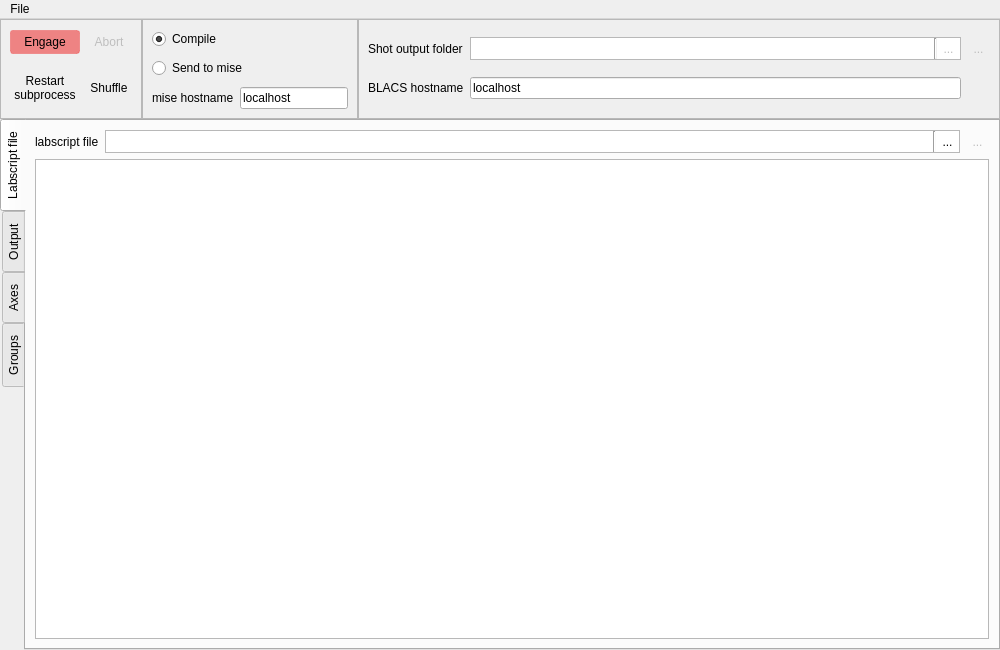
The window that main.ui (labscript-suite-archive-oldfinal1/spielman-runmanager--forked-from--labscript_suite-runmanager) describes before a commit, drawn with Qt 5.
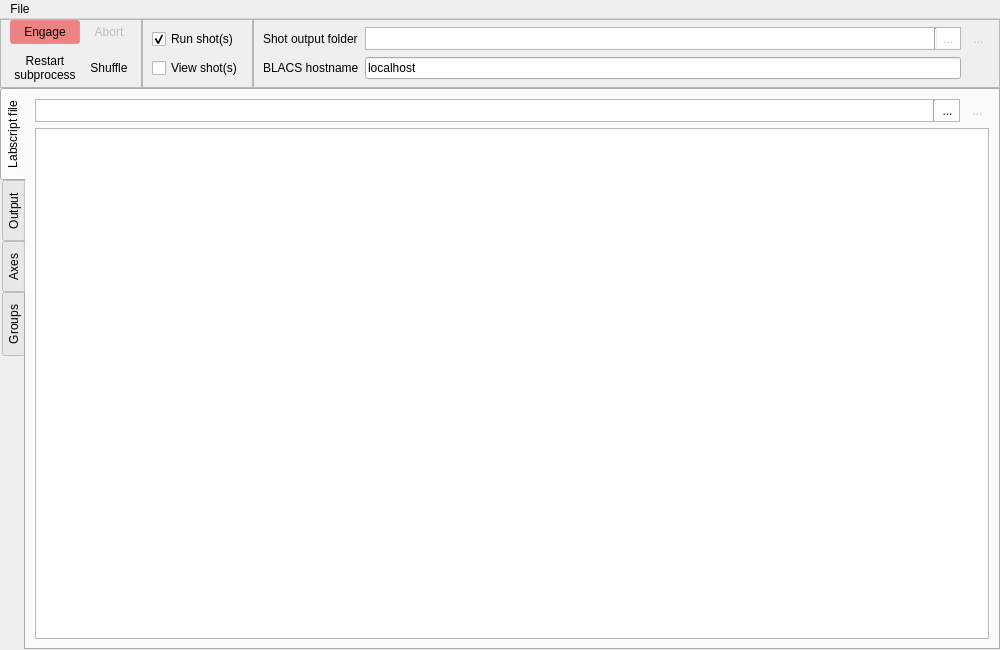
The same window after the commit. The open tabs and pages were chosen to show the change. Icons and pictures are not drawn. Custom widgets are drawn as their Qt base class.

Commit message: Removed all mise functionality.  In preperation for more general access to variable changes.

```diff
--- a/main.ui
+++ b/main.ui
@@ -261,124 +261,26 @@
           <enum>QLayout::SetDefaultConstraint</enum>
          </property>
          <item>
-          <layout class="QVBoxLayout" name="verticalLayout_3">
-           <item>
-            <widget class="QRadioButton" name="radioButton_compile">
-             <property name="toolTip">
-              <string>Compile shots for the currently described parameter space.</string>
-             </property>
-             <property name="text">
-              <string>Compile</string>
-             </property>
-             <property name="checked">
-              <bool>true</bool>
-             </property>
-            </widget>
-           </item>
-           <item>
-            <widget class="QRadioButton" name="radioButton_send_to_mise">
-             <property name="toolTip">
-              <string>Send a description of the parameter space to mise, which will compile shots itself.</string>
-             </property>
-             <property name="text">
-              <string>Send to mise</string>
-             </property>
-            </widget>
-           </item>
-          </layout>
+          <widget class="QCheckBox" name="checkBox_run_shots">
+           <property name="toolTip">
+            <string>Send the shot files to BLACS after compilation</string>
+           </property>
+           <property name="text">
+            <string>Run shot(s)</string>
+           </property>
+           <property name="checked">
+            <bool>true</bool>
+           </property>
+          </widget>
          </item>
          <item>
-          <widget class="QStackedWidget" name="stackedWidget_compile_or_mise">
-           <property name="sizePolicy">
-            <sizepolicy hsizetype="Minimum" vsizetype="Preferred">
-             <horstretch>0</horstretch>
-             <verstretch>0</verstretch>
-            </sizepolicy>
+          <widget class="QCheckBox" name="checkBox_view_shots">
+           <property name="toolTip">
+            <string>Open the shot files in runviewer after compilation</string>
            </property>
-           <property name="currentIndex">
-            <number>0</number>
+           <property name="text">
+            <string>View shot(s)</string>
            </property>
-           <widget class="QWidget" name="stackedWidgetPage_compile">
-            <layout class="QFormLayout" name="formLayout">
-             <property name="fieldGrowthPolicy">
-              <enum>QFormLayout::AllNonFixedFieldsGrow</enum>
-             </property>
-             <property name="leftMargin">
-              <number>0</number>
-             </property>
-             <property name="topMargin">
-              <number>0</number>
-             </property>
-             <property name="rightMargin">
-              <number>0</number>
-             </property>
-             <property name="bottomMargin">
-              <number>0</number>
-             </property>
-             <item row="0" column="0">
-              <widget class="QCheckBox" name="checkBox_run_shots">
-               <property name="toolTip">
-                <string>Send the shot files to BLACS after compilation</string>
-               </property>
-               <property name="text">
-                <string>Run shot(s)</string>
-               </property>
-               <property name="checked">
-                <bool>true</bool>
-               </property>
-              </widget>
-             </item>
-             <item row="0" column="1">
-              <widget class="QCheckBox" name="checkBox_view_shots">
-               <property name="toolTip">
-                <string>Open the shot files in runviewer after compilation</string>
-               </property>
-               <property name="text">
-                <string>View shot(s)</string>
-               </property>
-              </widget>
-             </item>
-            </layout>
-           </widget>
-           <widget class="QWidget" name="stackedWidgetPage_send_to_mise">
-            <layout class="QFormLayout" name="formLayout_2">
-             <property name="leftMargin">
-              <number>0</number>
-             </property>
-             <property name="topMargin">
-              <number>0</number>
-             </property>
-             <property name="rightMargin">
-              <number>0</number>
-             </property>
-             <property name="bottomMargin">
-              <number>0</number>
-             </property>
-             <item row="0" column="0">
-              <widget class="QLabel" name="label_4">
-               <property name="text">
-                <string>mise hostname</string>
-               </property>
-              </widget>
-             </item>
-             <item row="0" column="1">
-              <widget class="QLineEdit" name="lineEdit_mise_hostname">
-               <property name="sizePolicy">
-                <sizepolicy hsizetype="Fixed" vsizetype="Fixed">
-                 <horstretch>0</horstretch>
-                 <verstretch>0</verstretch>
-                </sizepolicy>
-               </property>
-               <property name="toolTip">
-                <string>&lt;html&gt;&lt;head/&gt;&lt;body&gt;&lt;p&gt;The host computer running mise.&lt;/p&gt;&lt;/body&gt;&lt;/html&gt;</string>
-               </property>
-               <property name="text">
-                <string>localhost</string>
-               </property>
-              </widget>
-             </item>
-            </layout>
-           </widget>
           </widget>
          </item>
         </layout>
@@ -621,7 +523,10 @@
             </property>
            </widget>
           </item>
-          <item row="0" column="1">
+          <item row="1" column="0" colspan="3">
+           <widget class="SimplePythonEditor" name="Qscintella_Text"/>
+          </item>
+          <item row="0" column="0" colspan="2">
            <widget class="QFrame" name="frame">
             <property name="autoFillBackground">
              <bool>false</bool>
@@ -714,16 +619,6 @@
             </layout>
            </widget>
           </item>
-          <item row="0" column="0">
-           <widget class="QLabel" name="label_3">
-            <property name="text">
-             <string>labscript file</string>
-            </property>
-           </widget>
-          </item>
-          <item row="1" column="0" colspan="3">
-           <widget class="SimplePythonEditor" name="Qscintella_Text"/>
-          </item>
          </layout>
         </item>
        </layout>
@@ -896,7 +791,7 @@
              <x>0</x>
              <y>0</y>
              <width>942</width>
-             <height>530</height>
+             <height>553</height>
             </rect>
            </property>
            <layout class="QVBoxLayout" name="verticalLayout_7">
@@ -1048,7 +943,7 @@
              <x>0</x>
              <y>0</y>
              <width>971</width>
-             <height>500</height>
+             <height>523</height>
             </rect>
            </property>
            <layout class="QVBoxLayout" name="verticalLayout_6">
```
Left out of the diff: 5 changed lines with no effect on the pictures. The commit also changes 2 other files.
